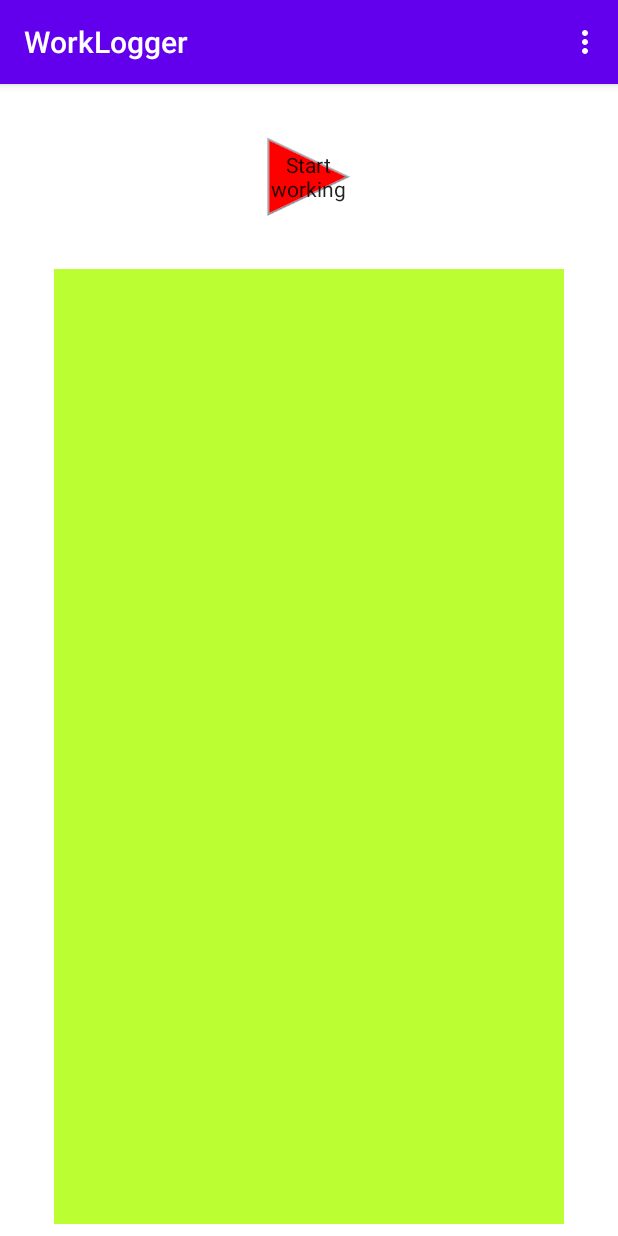
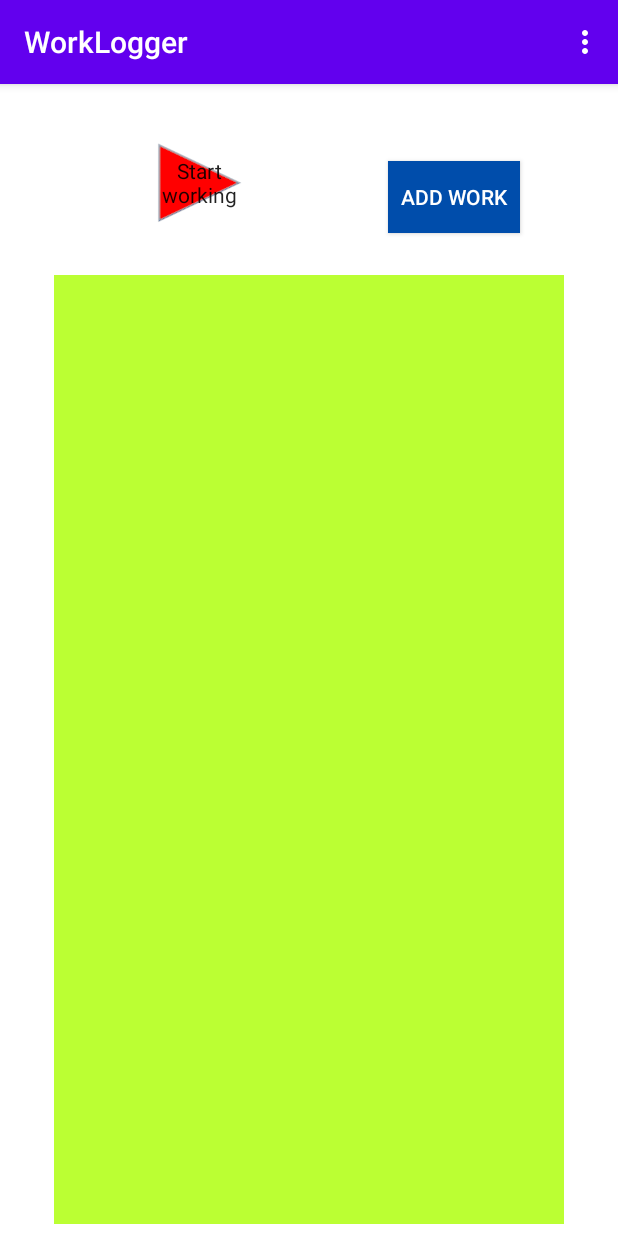
Before and after one commit to guchi5/WorkLogger, an Android app: the screen it shows after launch (MainActivity), on a phone screen of 412 x 824 dp. Run offline under Robolectric (Android 15) with nearby library versions, the phone set to English and light mode, and no system bars.

Commit message:
add_workボタンの追加 - activity_main.xmlに過去の記録追加用のボタンを追加 - strings.xmlでadd_workボタンのテキストを定義

```diff
--- a/app/src/main/res/layout/activity_main.xml
+++ b/app/src/main/res/layout/activity_main.xml
@@ -29,16 +29,33 @@
         style="?android:attr/imageButtonStyle"
         android:layout_width="65dp"
         android:layout_height="59dp"
+        android:layout_marginStart="100dp"
+        android:layout_marginTop="36dp"
         android:layout_marginEnd="100dp"
-        android:layout_marginStart="100dp"
-        android:layout_marginTop="32dp"
         android:background="@drawable/starter_button"
         android:textAlignment="center"
         android:textOff="@string/start_working"
         android:textOn="@string/stop_working"
         app:layout_constraintEnd_toEndOf="parent"
-        app:layout_constraintHorizontal_bias="0.495"
+        app:layout_constraintHorizontal_bias="0.0"
         app:layout_constraintStart_toStartOf="parent"
         app:layout_constraintTop_toTopOf="parent" />
 
+    <Button
+        android:id="@+id/button"
+        android:layout_width="wrap_content"
+        android:layout_height="wrap_content"
+        android:layout_marginStart="93dp"
+        android:layout_marginTop="51dp"
+        android:layout_marginEnd="65dp"
+        android:layout_marginBottom="28dp"
+        android:background="#004DAB"
+        android:text="@string/add_work"
+        android:textColor="#FFFFFF"
+        android:foreground="?attr/selectableItemBackgroundBorderless"
+        app:layout_constraintBottom_toTopOf="@+id/logList"
+        app:layout_constraintEnd_toEndOf="parent"
+        app:layout_constraintStart_toEndOf="@+id/starterButton"
+        app:layout_constraintTop_toTopOf="parent" />
+
 </androidx.constraintlayout.widget.ConstraintLayout>
--- a/app/src/main/res/values/strings.xml
+++ b/app/src/main/res/values/strings.xml
@@ -2,6 +2,8 @@
     <string name="app_name">WorkLogger</string>
     <string name="start_working">Start working</string>
     <string name="stop_working">Stop working</string>
+
+    <string name="add_work">Add work</string>
 
     <string name="dialog_alert_title">WorkLogger Error</string>
     <string name="dialog_alert_accept">OK</string>
```
